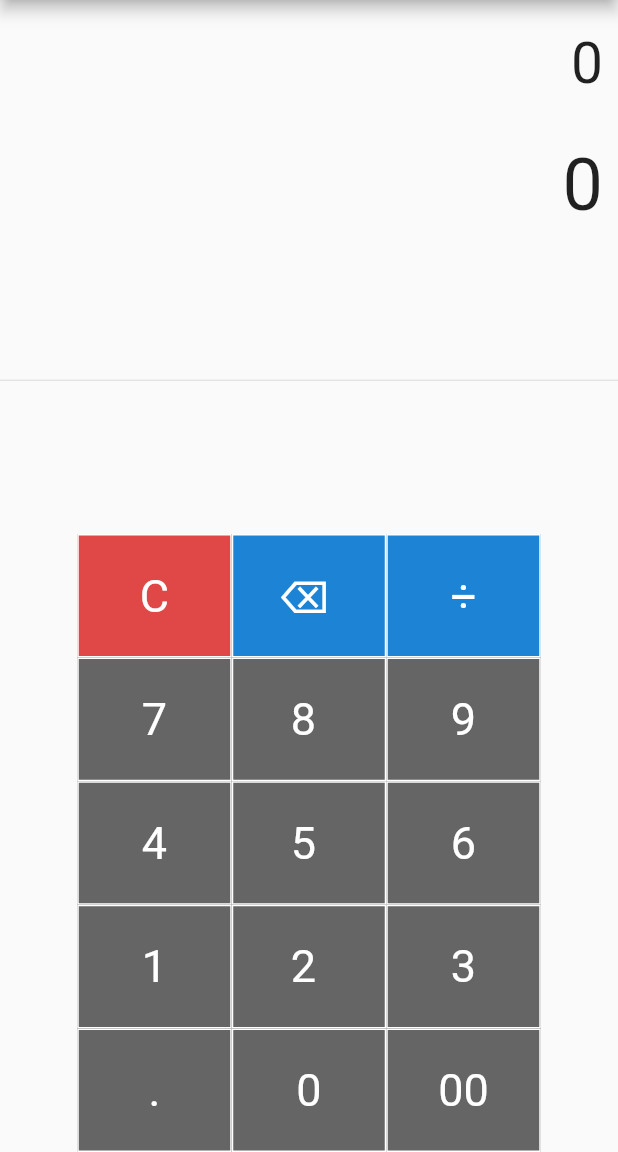
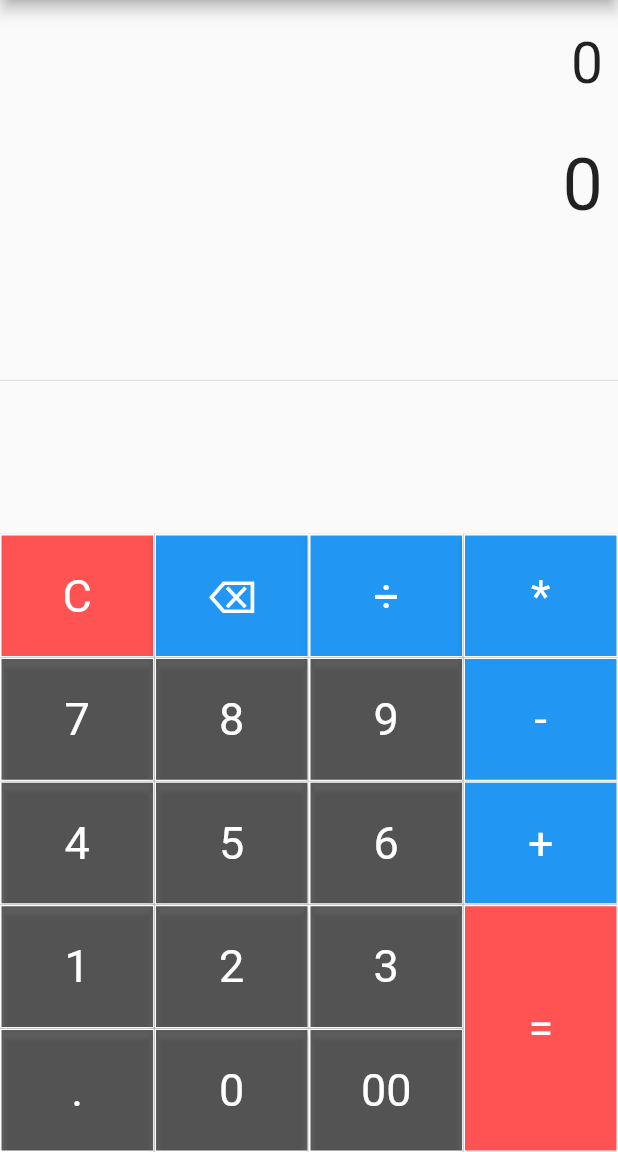
Before and after one commit to ZeggyRaph/non_scientific_calc, a Flutter app: the screen it shows after launch, on a phone screen of 412 x 824 dp, the part 84-1236 px from its top. Run offline on Flutter 3.47's test engine with Material 2 defaults, Android fonts, the phone set to English and light mode, and no system bars; our stand-ins replace math_expressions.

Commit message:
complete working calculator app

```diff
--- a/lib/main.dart
+++ b/lib/main.dart
@@ -1,4 +1,5 @@
 import 'package:flutter/material.dart';
+import 'package:math_expressions/math_expressions.dart';
 
 void main(){
   runApp(const Calculator());
@@ -12,7 +13,7 @@ class Calculator extends StatelessWidget {
     return  MaterialApp(
       debugShowCheckedModeBanner: false,
       title: 'Calculator',
-      theme: ThemeData(primarySwatch: Colors.blue),
+     theme: ThemeData(primarySwatch: Colors.blue),
       home: const HomePage(),
     );
   }
@@ -26,51 +27,120 @@ class HomePage extends StatefulWidget {
 }
 
 class _HomePageState extends State<HomePage> {
-  Widget buildButton(String buttonText, double buttonHeight, Color buttonColor){
+
+  String equation = '0';
+  String result = '0';
+  String expression = '';
+  double equationFontSize = 38;
+  double resultFontSize = 48;
+
+
+  buttonPressed(String buttonText){
+    setState(() {
+
+      if (buttonText == 'C') {
+         equation = '0';
+         result = '0';
+         equationFontSize = 38;
+         resultFontSize = 48;
+      }
+      else if (buttonText == '⌫') {
+        //This changes the font size of the equation and result
+        equationFontSize = 48;
+        resultFontSize = 38;
+
+        //This clears the values one after the other
+        equation = equation.substring(0, equation.length - 1);
+
+         //This returns 0 when clearing using ⌫ and the equation is empty
+        if(equation == ''){
+          equation = '0';
+         }
+      }
+
+      else if (buttonText == '=') {
+        equationFontSize = 38;
+        resultFontSize = 48;
+
+        //This does the calculation
+        expression = equation;
+        expression = expression.replaceAll('x', '*');
+        expression = expression.replaceAll('÷', '/');
+
+        //This handles calculation and any error that may arise during calculation
+        try{
+          Parser p = Parser();
+          Expression exp = p.parse(expression);
+
+          ContextModel cm = ContextModel();
+          result = '${exp.evaluate(EvaluationType.REAL, cm)}';
+        } catch(e) {
+          result = 'Error';
+        }
+
+      }
+
+      else {
+        equationFontSize = 48;
+        resultFontSize = 38;
+        if (equation == '0') {
+        equation = buttonText;
+      }
+      else {
+        equation = equation + buttonText;
+      }
+    }
+    });
+
+  }
+
+  Widget buildButton(String buttonText, double buttonHeight, Color buttonColor) {
     return Container(
       height: MediaQuery.of(context).size.height * .1 * buttonHeight,
-      color: buttonColor,
       child: ElevatedButton(
-
-        style:
-        ElevatedButton.styleFrom(
-          shape:
-          RoundedRectangleBorder(
+        style: ElevatedButton.styleFrom(
+          backgroundColor: buttonColor,  // Set the background color of the button
+          shape: RoundedRectangleBorder(
             borderRadius: BorderRadius.circular(0.0),
             side: const BorderSide(
-                color: Colors.white,
-                width: 1,
-                style: BorderStyle.solid),),
+              color: Colors.white,
+              width: 1,
+              style: BorderStyle.solid,
+            ),
+          ),
           padding: const EdgeInsets.all(16),
         ),
-        onPressed: null,
-        child:  Text(buttonText,
+        onPressed: () => buttonPressed(buttonText),
+        child: Text(
+          buttonText,
           style: TextStyle(
-              fontSize:30,
-              fontWeight: FontWeight.normal,
-              color: Colors.white
-          ),),
-
+            fontSize: 30,
+            fontWeight: FontWeight.normal,
+            color: Colors.white,
+          ),
+        ),
       ),
     );
   }
+
+
   @override
   Widget build(BuildContext context) {
     return Scaffold(
       appBar: AppBar(
-        title: const Text('Simple Calculator'),
+        title:  Text('Simple Calculator'),
       ),
       body: Column(
         children:  <Widget>[
           Container(
             alignment: Alignment.centerRight,
             padding: const EdgeInsets.fromLTRB(10, 20, 10, 0),
-            child: const Text('0', style: TextStyle(fontSize: 38),),
+            child: Text(equation, style: TextStyle(fontSize: equationFontSize),),
           ),
           Container(
             alignment: Alignment.centerRight,
             padding: const EdgeInsets.fromLTRB(10, 30, 10, 0),
-            child: const Text('0', style: TextStyle(fontSize: 48),),
+            child: Text(result, style: TextStyle(fontSize: resultFontSize),),
           ),
           const Expanded(child: Divider(),),
           Row(
@@ -82,25 +152,25 @@ class _HomePageState extends State<HomePage> {
                   children: [
                     TableRow(children: [
                       buildButton('C', 1, Colors.redAccent),
-                      buildButton('⌫	', 1, Colors.blue),
+                      buildButton('⌫', 1, Colors.blue),
                       buildButton('÷', 1, Colors.blue),
                     ]
                     ),
                     TableRow(children: [
                       buildButton('7', 1, Colors.black54),
-                      buildButton('8	', 1, Colors.black54),
+                      buildButton('8', 1, Colors.black54),
                       buildButton('9', 1, Colors.black54),
                     ]
                     ),
                     TableRow(children: [
                       buildButton('4', 1, Colors.black54),
-                      buildButton('5	', 1, Colors.black54),
+                      buildButton('5', 1, Colors.black54),
                       buildButton('6', 1, Colors.black54),
                     ]
                     ),
                     TableRow(children: [
                       buildButton('1', 1, Colors.black54),
-                      buildButton('2	', 1, Colors.black54),
+                      buildButton('2', 1, Colors.black54),
                       buildButton('3', 1, Colors.black54),
                     ]
                     ),
@@ -112,6 +182,30 @@ class _HomePageState extends State<HomePage> {
                     ),
                   ],
 
+
+                ),
+              ),
+              Container(
+                width: MediaQuery.of(context).size.width * 0.25,
+                child: Table(
+                  children: [
+                    TableRow(children: [
+                      buildButton('*', 1, Colors.blue),
+                ]
+                    ),
+                    TableRow(children: [
+                      buildButton('-', 1, Colors.blue),
+                    ]
+                    ),
+                    TableRow(children: [
+                      buildButton('+', 1, Colors.blue),
+                    ]
+                    ),
+                    TableRow(children: [
+                      buildButton('=', 2, Colors.redAccent),
+                    ]
+                    ),
+                  ],
                 ),
               ),
             ],
--- a/pubspec.yaml
+++ b/pubspec.yaml
@@ -36,6 +36,8 @@ dependencies:
   # The following adds the Cupertino Icons font to your application.
   # Use with the CupertinoIcons class for iOS style icons.
   cupertino_icons: ^1.0.2
+  math_expressions: ^2.4.0
+
 
 dev_dependencies:
   flutter_test:
```
Also changed, not shown: pubspec.lock.
